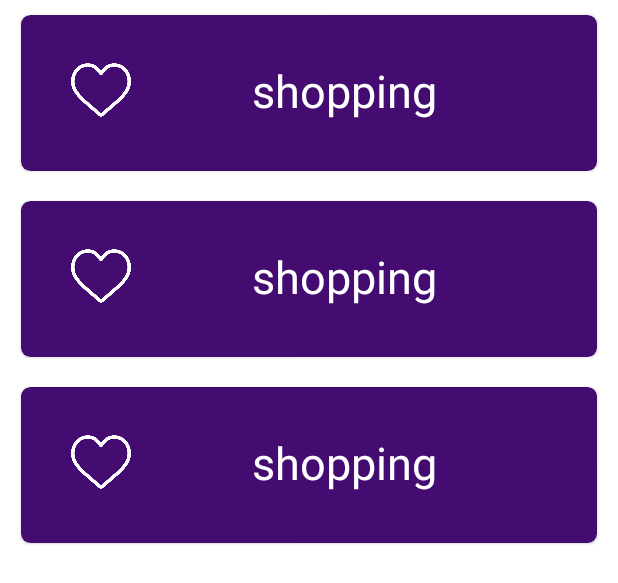
After one commit to VanessaMartinsG/ShopMap, an Android app: the layout fragment_pg.xml on its own in the app's theme, with its tools: preview values and no code run, on a phone screen of 412 x 824 dp. The commit adds this screen. Shown: the top 583 px of the screen. Run offline under Robolectric (Android 15) with nearby library versions, the phone set to English and light mode, and no system bars.

Commit message:
Menu Principal
Menu principal incompleto

```diff
--- /dev/null
+++ b/prototipo_shop/app/src/main/java/com/example/prototipo_shop/LojaDAO.java
@@ -0,0 +1,4 @@
+package com.example.prototipo_shop;
+
+public class LojaDAO {
+}
--- a/prototipo_shop/app/src/main/java/com/example/prototipo_shop/formLogin.java
+++ b/prototipo_shop/app/src/main/java/com/example/prototipo_shop/formLogin.java
@@ -63,6 +63,8 @@ public class formLogin extends AppCompatActivity {
                     Log.i("Debug Login", "usuario não logado");
                 }
                 else{
+                    Intent intent = new Intent(formLogin.this,MainActivity.class);
+                    startActivity(intent);
                     Log.i("Debug Login", usuario.getEmail());
                     Snackbar snackbar = Snackbar.make(v, usuario.getEmail(), Snackbar.LENGTH_SHORT);
                     snackbar.setBackgroundTint(Color.BLACK);
@@ -72,6 +74,7 @@ public class formLogin extends AppCompatActivity {
             }
         });
     }
+
 
     private UsuarioValue LogarUsuario( String email, String senha){
 
--- /dev/null
+++ b/prototipo_shop/app/src/main/res/layout/fragment_pg.xml
@@ -0,0 +1,15 @@
+<?xml version="1.0" encoding="utf-8"?>
+<FrameLayout xmlns:android="http://schemas.android.com/apk/res/android"
+    xmlns:tools="http://schemas.android.com/tools"
+    android:layout_width="match_parent"
+    android:layout_height="match_parent"
+    tools:context=".pgFragment">
+
+    <!-- TODO: Update blank fragment layout -->
+    <androidx.recyclerview.widget.RecyclerView
+        android:id="@+id/favPlacesRView"
+        android:layout_width="match_parent"
+        android:layout_height="wrap_content"
+        tools:listitem="@layout/itemlist" />
+
+</FrameLayout>
--- /dev/null
+++ b/prototipo_shop/app/src/main/res/layout/itemlist.xml
@@ -0,0 +1,44 @@
+<?xml version="1.0" encoding="utf-8"?>
+<com.google.android.material.card.MaterialCardView
+    xmlns:android="http://schemas.android.com/apk/res/android"
+    xmlns:app="http://schemas.android.com/apk/res-auto"
+    xmlns:tools="http://schemas.android.com/tools"
+    android:id="@+id/card"
+    android:layout_width="match_parent"
+    android:layout_height="104dp"
+    android:layout_marginHorizontal="14dp"
+    android:layout_marginVertical="10dp"
+    app:cardBackgroundColor="@color/cyan"
+    app:cardCornerRadius="6dp"
+    android:padding="20dp">
+<LinearLayout
+    android:layout_width="match_parent"
+    android:layout_height="match_parent"
+    android:orientation="horizontal"
+    android:padding="30dp"
+    >
+    <ImageView
+        android:id="@+id/image_c"
+        android:layout_width="30dp"
+        android:layout_height="40dp"
+        android:contentDescription="@string/app_name"
+        android:src="@drawable/coracao"
+        app:tint="@color/white"
+        android:layout_weight="1"/>
+
+    <TextView
+        android:id="@+id/name_s"
+        android:layout_width="wrap_content"
+        android:layout_height="match_parent"
+        android:layout_weight="9"
+        android:text="shopping"
+        android:textAlignment="center"
+        android:textColor="@color/white"
+        android:textSize="30sp" />
+
+
+</LinearLayout>
+
+
+
+</com.google.android.material.card.MaterialCardView>
--- a/prototipo_shop/app/src/main/res/values/strings.xml
+++ b/prototipo_shop/app/src/main/res/values/strings.xml
@@ -7,6 +7,7 @@
     <string name="titleCadastro">Cadastrar</string>
     <string name="Ter">Privacy policy - Terms of Use</string>
     <string name="perfil">Perfil</string>
+    <string name="paginaInicial">pagina</string>
     <string name="favoritos">Favoritos</string>
     <string name="cupons">Cupons</string>
     <string name="configuracao">Configurações</string>
```
Also changed, not shown: prototipo_shop/app/build.gradle (+33 -0 lines), prototipo_shop/app/src/main/java/com/example/prototipo_shop/LineAdapter.java (added, +54 -0 lines), prototipo_shop/app/src/main/java/com/example/prototipo_shop/LojaValue.java (added, +49 -0 lines), prototipo_shop/app/src/main/java/com/example/prototipo_shop/MainActivity.java (+25 -0 lines), prototipo_shop/app/src/main/java/com/example/prototipo_shop/ShoppingDAO.java (added, +84 -0 lines), prototipo_shop/app/src/main/java/com/example/prototipo_shop/ShoppingValue.java (added, +53 -0 lines), prototipo_shop/app/src/main/java/com/example/prototipo_shop/lineHolder.java (added, +36 -0 lines), prototipo_shop/app/src/main/java/com/example/prototipo_shop/pgFragment.java (added, +107 -0 lines), prototipo_shop/app/src/main/res/navigation/main.xml (+8 -1 lines), prototipo_shop/build.gradle (+17 -3 lines), prototipo_shop/gradle.properties (+9 -13 lines), prototipo_shop/app/src/main/res/drawable/coracaop.png (added), 1 other file.
